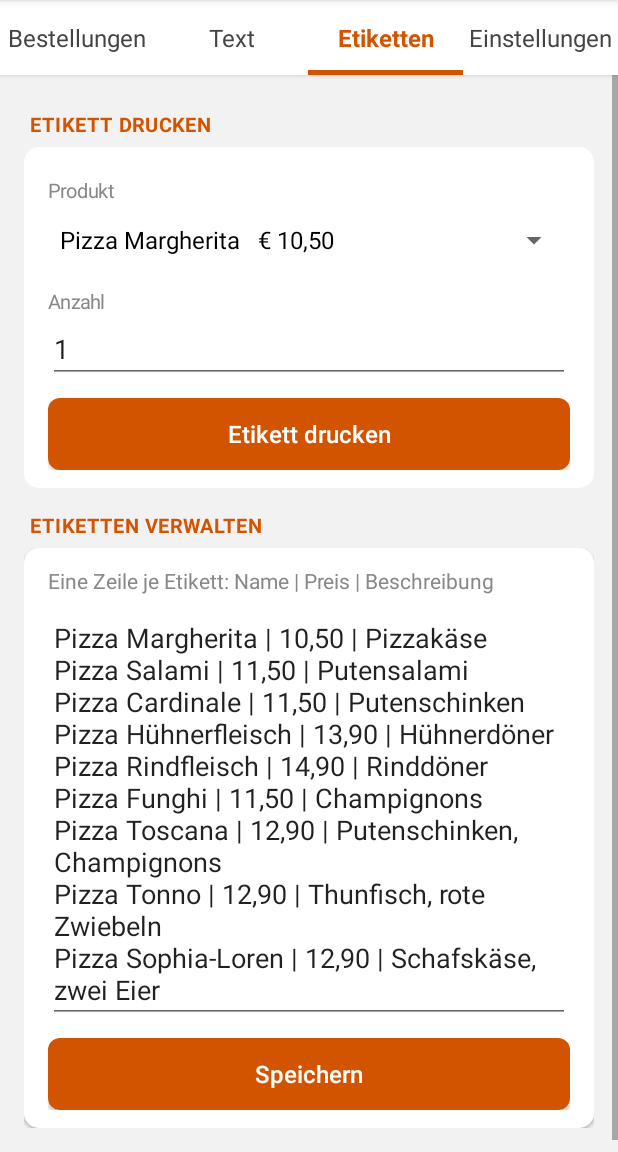
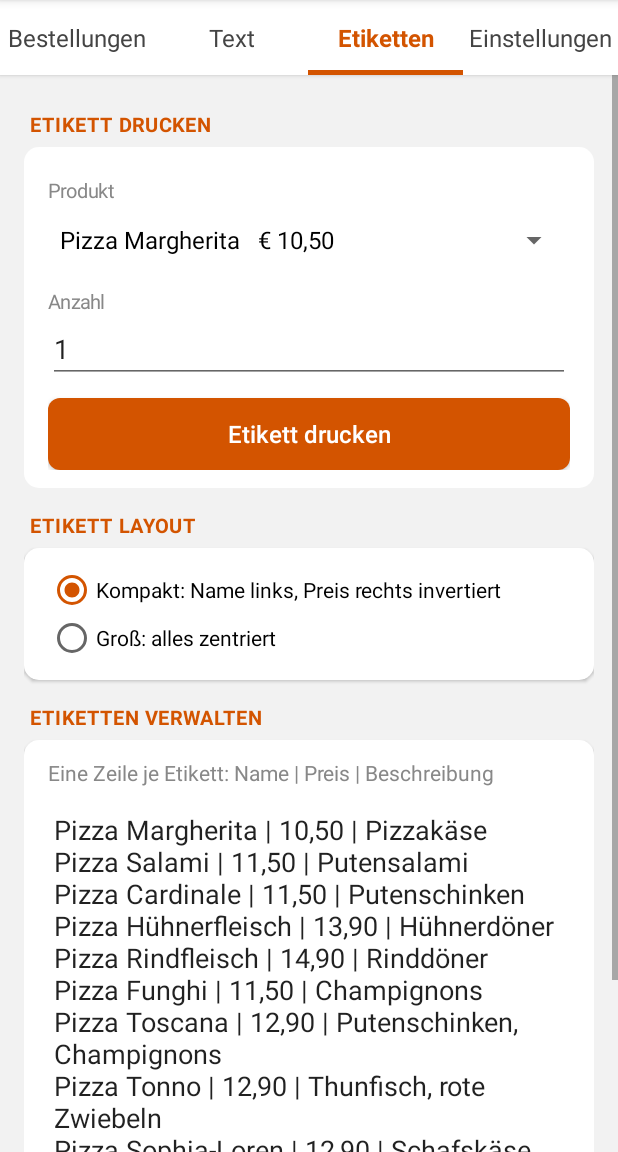
Before and after one commit to jakowiener12-design/bondruck, an Android app: the screen it shows after launch (MainActivity), after a tap on "Etiketten", on a phone screen of 412 x 824 dp, the part 84-1236 px from its top. Run offline under Robolectric (Android 15) with nearby library versions, the phone set to English and light mode, and no system bars; 2 other taps on this screen came first.

Commit message:
Kompaktes Regaletikett: Name links, Preis rechts invertiert, ohne Logo
Co-Authored-By: Claude Opus 5.5 <noreply@anthropic.com>
Claude-Session: https://claude.ai/code/session_01FXxKCkRCavqbt8nG5LAHG7

```diff
--- a/app/src/main/java/at/cardano/bondruck/MainActivity.java
+++ b/app/src/main/java/at/cardano/bondruck/MainActivity.java
@@ -42,7 +42,7 @@ public class MainActivity extends Activity {
     private EditText ip, port, wait, repl, ignore, free, labels, copies, header;
     private Switch logoBon, logoLabel, headerBon, headerLabel;
     private Switch auto;
-    private RadioGroup size;
+    private RadioGroup size, labelStyle;
     private Spinner labelPick;
     private TextView status;
     private LinearLayout orderList;
@@ -163,6 +163,18 @@ public class MainActivity extends Activity {
             try { n = Integer.parseInt(copies.getText().toString().trim()); } catch (Exception ex) { n = 1; }
             Printer.printLabel(this, e[0], e[1], e[2], Math.min(n, 50));
         });
+
+        LinearLayout ls = card(p, "Etikett Layout");
+        labelStyle = new RadioGroup(this);
+        String[] st = {"Kompakt: Name links, Preis rechts invertiert", "Groß: alles zentriert"};
+        for (int i = 0; i < 2; i++) {
+            RadioButton rb = new RadioButton(this);
+            rb.setId(100 + i + 1);
+            rb.setText(st[i]);
+            labelStyle.addView(rb);
+        }
+        labelStyle.check(100 + Prefs.labelStyle(this));
+        ls.addView(labelStyle);
 
         LinearLayout m = card(p, "Etiketten verwalten");
         hint(m, "Eine Zeile je Etikett: Name | Preis | Beschreibung");
@@ -369,6 +381,7 @@ public class MainActivity extends Activity {
                 .putString(Prefs.IGNORE, ignore.getText().toString())
                 .putString(Prefs.LABELS, labels.getText().toString())
                 .putString(Prefs.HEADER, header.getText().toString())
+                .putInt(Prefs.LABEL_STYLE, labelStyle.getCheckedRadioButtonId() == 102 ? 2 : 1)
                 .putBoolean(Prefs.LOGO_BON, logoBon.isChecked())
                 .putBoolean(Prefs.HEADER_BON, headerBon.isChecked())
                 .putBoolean(Prefs.LOGO_LABEL, logoLabel.isChecked())
--- a/app/src/main/java/at/cardano/bondruck/Prefs.java
+++ b/app/src/main/java/at/cardano/bondruck/Prefs.java
@@ -21,7 +21,8 @@ final class Prefs {
     static final String LOGO_LABEL = "logoLabel";
     static final String HEADER_BON = "headerBon";
     static final String HEADER_LABEL = "headerLabel";
-    private static final int DEFAULTS_VERSION = 2;
+    private static final int DEFAULTS_VERSION = 3;
+    static final String LABEL_STYLE = "labelStyle"; // 1 kompakt, 2 groß zentriert
     private static final java.util.Map<String, String> assets = new java.util.HashMap<>();
 
     static final String DEF_IP = "192.168.68.51";
@@ -32,9 +33,12 @@ final class Prefs {
 
     static SharedPreferences get(Context c) {
         SharedPreferences sp = c.getSharedPreferences("bondruck", Context.MODE_PRIVATE);
-        if (sp.getInt("defver", 0) < DEFAULTS_VERSION) {
-            // neue Speisekarte übernehmen
-            sp.edit().remove(REPL).remove(LABELS).putInt("defver", DEFAULTS_VERSION).apply();
+        int v = sp.getInt("defver", 0);
+        if (v < DEFAULTS_VERSION) {
+            SharedPreferences.Editor e = sp.edit();
+            if (v < 2) e.remove(REPL).remove(LABELS);          // neue Speisekarte übernehmen
+            if (v < 3) e.putBoolean(LOGO_LABEL, false).putBoolean(HEADER_LABEL, false);
+            e.putInt("defver", DEFAULTS_VERSION).apply();
         }
         return sp;
     }
@@ -73,7 +77,8 @@ final class Prefs {
     static String defHeader(Context c) { return asset(c, "firmendaten.txt"); }
     static String header(Context c) { return get(c).getString(HEADER, defHeader(c)); }
     static boolean logoBon(Context c) { return get(c).getBoolean(LOGO_BON, true); }
-    static boolean logoLabel(Context c) { return get(c).getBoolean(LOGO_LABEL, true); }
+    static boolean logoLabel(Context c) { return get(c).getBoolean(LOGO_LABEL, false); }
+    static int labelStyle(Context c) { return get(c).getInt(LABEL_STYLE, 1); }
     static boolean headerBon(Context c) { return get(c).getBoolean(HEADER_BON, true); }
     static boolean headerLabel(Context c) { return get(c).getBoolean(HEADER_LABEL, false); }
 
```
Also changed, not shown: app/src/main/java/at/cardano/bondruck/Printer.java (+38 -0 lines).
